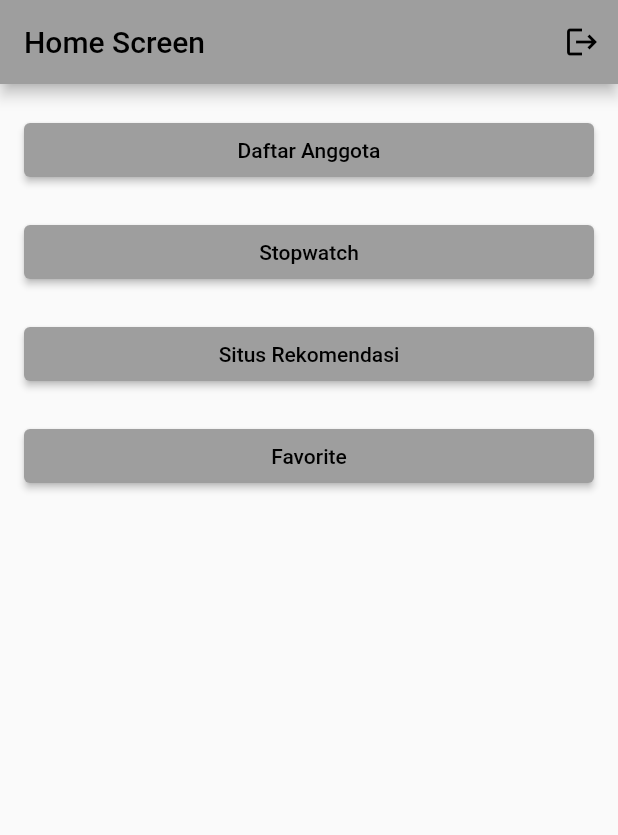
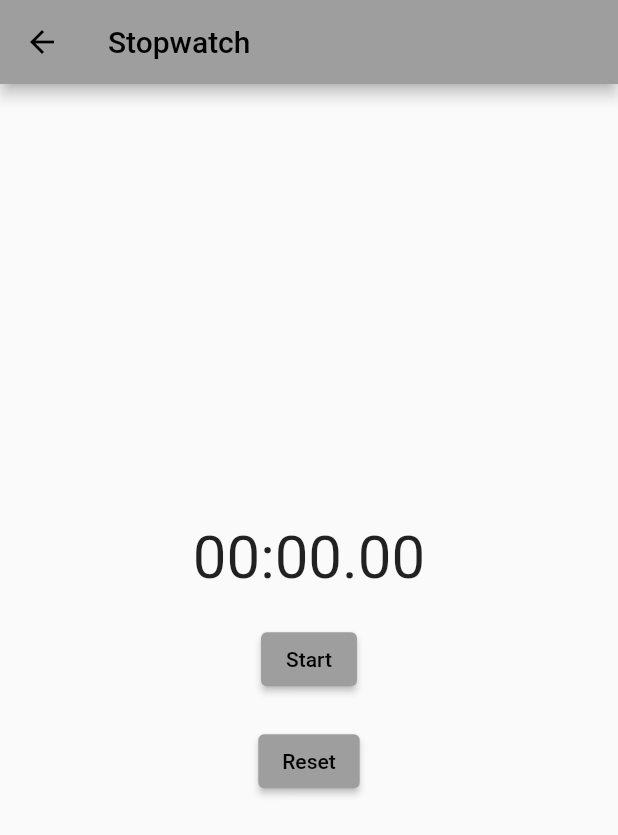
Before and after one commit to AzkaHartami/workspace-tpm4, a Flutter app: the HomeScreen screen opened directly, after a tap on "Stopwatch", on a phone screen of 412 x 824 dp. Shown: the top 835 px of the screen. Run offline on Flutter 3.47's test engine with Material 2 defaults, Android fonts, the phone set to English and light mode, and no system bars.

Commit message:
add stopwatch

```diff
--- a/lib/homescreen.dart
+++ b/lib/homescreen.dart
@@ -3,6 +3,7 @@ import 'package:tugas4/situs_screen.dart';
 import 'login.dart';
 import 'anggota.dart';
 import 'situs_screen.dart';
+import 'stopwatch.dart';
 
 class HomeScreen extends StatelessWidget {
 
@@ -46,7 +47,12 @@ class HomeScreen extends StatelessWidget {
           SizedBox(height: 20),
           ElevatedButton(
             onPressed: () {
-
+               Navigator.push(
+            context,
+            MaterialPageRoute(
+            builder: (context) => StopwatchScreen(),
+          ),
+          );
             },
             child: Text('Stopwatch'),
           ),
--- /dev/null
+++ b/lib/stopwatch.dart
@@ -0,0 +1,80 @@
+import 'dart:async';
+
+import 'package:flutter/material.dart';
+
+class StopwatchScreen extends StatefulWidget {
+  @override
+  _StopwatchScreenState createState() => _StopwatchScreenState();
+}
+
+class _StopwatchScreenState extends State<StopwatchScreen> {
+  late Stopwatch _stopwatch;
+  late Timer _timer;
+  bool _isRunning = false;
+
+  @override
+  void initState() {
+    super.initState();
+    _stopwatch = Stopwatch();
+  }
+
+  @override
+  void dispose() {
+    super.dispose();
+    _stopwatch.stop();
+  }
+
+  void _toggleTimer() {
+    if (_isRunning) {
+      _stopwatch.stop();
+      _timer.cancel();
+    } else {
+      _stopwatch.start();
+      _timer = Timer.periodic(Duration(milliseconds: 10), (timer) {
+        setState(() {});
+      });
+    }
+    _isRunning = !_isRunning;
+  }
+
+  void _resetTimer() {
+    setState(() {
+      _stopwatch.reset();
+    });
+  }
+
+  @override
+  Widget build(BuildContext context) {
+    String formattedTime = _stopwatch.elapsed.inMinutes.toString().padLeft(2, '0') +
+        ':' +
+        (_stopwatch.elapsed.inSeconds % 60).toString().padLeft(2, '0') +
+        '.' +
+        (_stopwatch.elapsed.inMilliseconds % 1000 ~/ 10).toString().padLeft(2, '0');
+    return Scaffold(
+      appBar: AppBar(title: Text('Stopwatch')),
+      body: Center(
+        child: Column(
+          mainAxisAlignment: MainAxisAlignment.center,
+          children: [
+            Text(
+              formattedTime,
+              style: TextStyle(fontSize: 40.0),
+            ),
+            SizedBox(width: 20.0),
+            SizedBox(height: 20.0),
+            ElevatedButton(
+              onPressed: _toggleTimer,
+              child: Text(_isRunning ? 'Stop' : 'Start'),
+            ),
+            SizedBox(width: 20.0),
+            SizedBox(height: 20.0),
+            ElevatedButton(
+              onPressed: _resetTimer,
+              child: Text('Reset'),
+            ),
+          ],
+        ),
+      ),
+    );
+  }
+}
```
